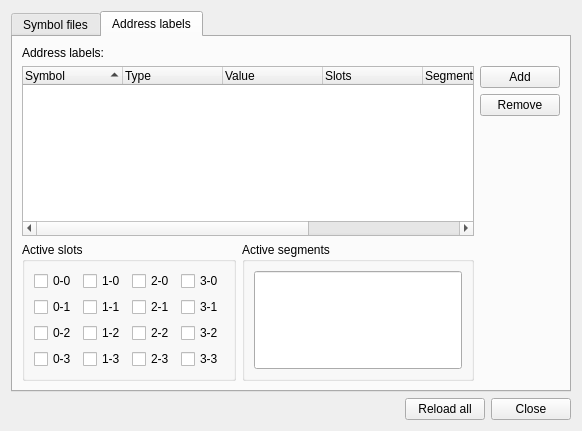
First picture: the form in src/SymbolManager.ui, repository openMSX/debugger, before the edit.
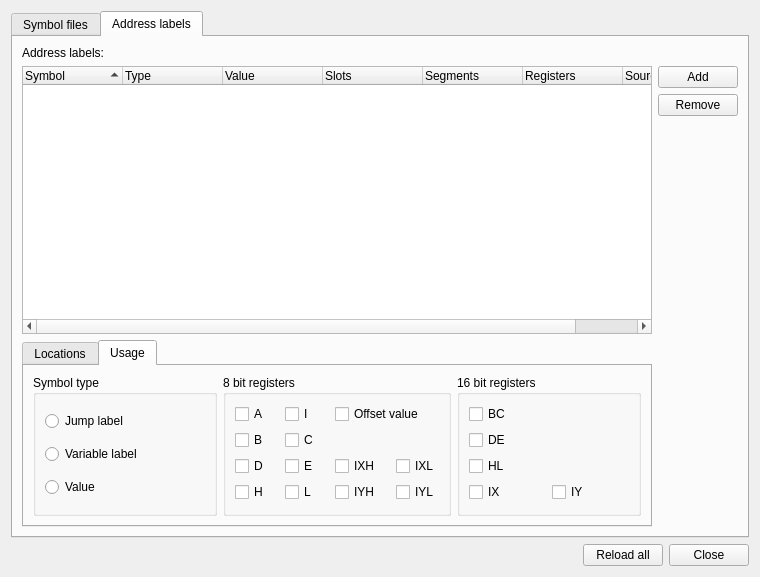
Second picture: the form after the edit. The open tabs and pages were chosen to show the change.

Commit message: Added register selection to symbol manager.

Diff of the .ui file:
```diff
--- a/src/SymbolManager.ui
+++ b/src/SymbolManager.ui
@@ -5,8 +5,8 @@
    <rect>
     <x>0</x>
     <y>0</y>
-    <width>582</width>
-    <height>431</height>
+    <width>760</width>
+    <height>577</height>
    </rect>
   </property>
   <property name="windowTitle" >
@@ -107,7 +107,109 @@
          </property>
         </widget>
        </item>
+       <item row="1" column="1" >
+        <layout class="QVBoxLayout" >
+         <item>
+          <widget class="QPushButton" name="btnAddSymbol" >
+           <property name="text" >
+            <string>Add</string>
+           </property>
+          </widget>
+         </item>
+         <item>
+          <widget class="QPushButton" name="btnRemoveSymbol" >
+           <property name="text" >
+            <string>Remove</string>
+           </property>
+          </widget>
+         </item>
+         <item>
+          <spacer>
+           <property name="orientation" >
+            <enum>Qt::Vertical</enum>
+           </property>
+           <property name="sizeHint" >
+            <size>
+             <width>20</width>
+             <height>40</height>
+            </size>
+           </property>
+          </spacer>
+         </item>
+        </layout>
+       </item>
+       <item row="1" column="0" >
+        <widget class="QTreeWidget" name="treeLabels" >
+         <property name="selectionMode" >
+          <enum>QAbstractItemView::ExtendedSelection</enum>
+         </property>
+         <property name="rootIsDecorated" >
+          <bool>false</bool>
+         </property>
+         <property name="uniformRowHeights" >
+          <bool>true</bool>
+         </property>
+         <property name="itemsExpandable" >
+          <bool>false</bool>
+         </property>
+         <property name="sortingEnabled" >
+          <bool>true</bool>
+         </property>
+         <property name="allColumnsShowFocus" >
+          <bool>true</bool>
+         </property>
+         <column>
+          <property name="text" >
+           <string>Symbol</string>
+          </property>
+         </column>
+         <column>
+          <property name="text" >
+           <string>Type</string>
+          </property>
+         </column>
+         <column>
+          <property name="text" >
+           <string>Value</string>
+          </property>
+         </column>
+         <column>
+          <property name="text" >
+           <string>Slots</string>
+          </property>
+         </column>
+         <column>
+          <property name="text" >
+           <string>Segments</string>
+          </property>
+         </column>
+         <column>
+          <property name="text" >
+           <string>Registers</string>
+          </property>
+         </column>
+         <column>
+          <property name="text" >
+           <string>Source</string>
+          </property>
+         </column>
+        </widget>
+       </item>
        <item row="2" column="0" >
+        <widget class="QTabWidget" name="tabWidgetSymbols" >
+         <property name="sizePolicy" >
+          <sizepolicy vsizetype="Preferred" hsizetype="Expanding" >
+           <horstretch>0</horstretch>
+           <verstretch>0</verstretch>
+          </sizepolicy>
+         </property>
+         <property name="currentIndex" >
+          <number>0</number>
+         </property>
+         <widget class="QWidget" name="tabLocations" >
+          <attribute name="title" >
+           <string>Locations</string>
+          </attribute>
         <layout class="QHBoxLayout" >
          <item>
           <widget class="QGroupBox" name="groupSlots" >
@@ -278,93 +380,199 @@
           </widget>
          </item>
         </layout>
-       </item>
-       <item row="1" column="1" >
+         </widget>
+         <widget class="QWidget" name="tabUsage" >
+          <attribute name="title" >
+           <string>Usage</string>
+          </attribute>
+          <layout class="QHBoxLayout" >
+           <item>
+            <widget class="QGroupBox" name="groupType" >
+             <property name="title" >
+              <string>Symbol type</string>
+             </property>
         <layout class="QVBoxLayout" >
          <item>
-          <widget class="QPushButton" name="btnAddSymbol" >
+               <widget class="QRadioButton" name="radioButton" >
            <property name="text" >
-            <string>Add</string>
+                 <string>Jump label</string>
            </property>
           </widget>
          </item>
          <item>
-          <widget class="QPushButton" name="btnRemoveSymbol" >
+               <widget class="QRadioButton" name="radioButton_2" >
            <property name="text" >
-            <string>Remove</string>
+                 <string>Variable label</string>
            </property>
           </widget>
          </item>
          <item>
-          <spacer>
-           <property name="orientation" >
-            <enum>Qt::Vertical</enum>
-           </property>
-           <property name="sizeHint" >
-            <size>
-             <width>20</width>
-             <height>40</height>
-            </size>
-           </property>
-          </spacer>
-         </item>
-        </layout>
-       </item>
-       <item row="1" column="0" >
-        <widget class="QTreeWidget" name="treeLabels" >
-         <property name="selectionMode" >
-          <enum>QAbstractItemView::ExtendedSelection</enum>
-         </property>
-         <property name="rootIsDecorated" >
-          <bool>false</bool>
-         </property>
-         <property name="uniformRowHeights" >
-          <bool>true</bool>
-         </property>
-         <property name="itemsExpandable" >
-          <bool>false</bool>
-         </property>
-         <property name="sortingEnabled" >
-          <bool>true</bool>
-         </property>
-         <property name="allColumnsShowFocus" >
-          <bool>true</bool>
-         </property>
-         <column>
-          <property name="text" >
-           <string>Symbol</string>
-          </property>
-         </column>
-         <column>
-          <property name="text" >
-           <string>Type</string>
-          </property>
-         </column>
-         <column>
+               <widget class="QRadioButton" name="radioButton_3" >
           <property name="text" >
            <string>Value</string>
           </property>
-         </column>
-         <column>
+               </widget>
+              </item>
+             </layout>
+            </widget>
+           </item>
+           <item>
+            <widget class="QGroupBox" name="groupRegs8" >
+             <property name="title" >
+              <string>8 bit registers</string>
+             </property>
+             <layout class="QHBoxLayout" >
+              <item>
+               <layout class="QGridLayout" >
+                <property name="horizontalSpacing" >
+                 <number>16</number>
+                </property>
+                <item row="0" column="0" >
+                 <widget class="QCheckBox" name="chkRegA" >
           <property name="text" >
-           <string>Slots</string>
-          </property>
-         </column>
-         <column>
+                   <string>A</string>
+                  </property>
+                 </widget>
+                </item>
+                <item row="0" column="1" >
+                 <widget class="QCheckBox" name="chkRegI" >
           <property name="text" >
-           <string>Segments</string>
-          </property>
-         </column>
-         <column>
+                   <string>I</string>
+                  </property>
+                 </widget>
+                </item>
+                <item row="0" column="2" colspan="2" >
+                 <widget class="QCheckBox" name="chkRegOffset" >
           <property name="text" >
-           <string>Code range</string>
-          </property>
-         </column>
-         <column>
+                   <string>Offset value</string>
+                  </property>
+                 </widget>
+                </item>
+                <item row="1" column="0" >
+                 <widget class="QCheckBox" name="chkRegB" >
           <property name="text" >
-           <string>Source</string>
-          </property>
-         </column>
+                   <string>B</string>
+                  </property>
+                 </widget>
+                </item>
+                <item row="1" column="1" >
+                 <widget class="QCheckBox" name="chkRegC" >
+                  <property name="text" >
+                   <string>C</string>
+                  </property>
+                 </widget>
+                </item>
+                <item row="2" column="0" >
+                 <widget class="QCheckBox" name="chkRegD" >
+                  <property name="text" >
+                   <string>D</string>
+                  </property>
+                 </widget>
+                </item>
+                <item row="2" column="1" >
+                 <widget class="QCheckBox" name="chkRegE" >
+                  <property name="text" >
+                   <string>E</string>
+                  </property>
+                 </widget>
+                </item>
+                <item row="2" column="2" >
+                 <widget class="QCheckBox" name="chkRegIXH" >
+                  <property name="text" >
+                   <string>IXH</string>
+                  </property>
+                 </widget>
+                </item>
+                <item row="2" column="3" >
+                 <widget class="QCheckBox" name="chkRegIXL" >
+                  <property name="text" >
+                   <string>IXL</string>
+                  </property>
+                 </widget>
+                </item>
+                <item row="3" column="0" >
+                 <widget class="QCheckBox" name="chkRegH" >
+                  <property name="text" >
+                   <string>H</string>
+                  </property>
+                 </widget>
+                </item>
+                <item row="3" column="1" >
+                 <widget class="QCheckBox" name="chkRegL" >
+                  <property name="text" >
+                   <string>L</string>
+                  </property>
+                 </widget>
+                </item>
+                <item row="3" column="2" >
+                 <widget class="QCheckBox" name="chkRegIYH" >
+                  <property name="text" >
+                   <string>IYH</string>
+                  </property>
+                 </widget>
+                </item>
+                <item row="3" column="3" >
+                 <widget class="QCheckBox" name="chkRegIYL" >
+                  <property name="text" >
+                   <string>IYL</string>
+                  </property>
+                 </widget>
+                </item>
+               </layout>
+              </item>
+             </layout>
+            </widget>
+           </item>
+           <item>
+            <widget class="QGroupBox" name="groupRegs16" >
+             <property name="title" >
+              <string>16 bit registers</string>
+             </property>
+             <layout class="QHBoxLayout" >
+              <item>
+               <layout class="QGridLayout" >
+                <item row="0" column="0" >
+                 <widget class="QCheckBox" name="chkRegBC" >
+                  <property name="text" >
+                   <string>BC</string>
+                  </property>
+                 </widget>
+                </item>
+                <item row="1" column="0" >
+                 <widget class="QCheckBox" name="chkRegDE" >
+                  <property name="text" >
+                   <string>DE</string>
+                  </property>
+                 </widget>
+                </item>
+                <item row="2" column="0" >
+                 <widget class="QCheckBox" name="chkRegHL" >
+                  <property name="text" >
+                   <string>HL</string>
+                  </property>
+                 </widget>
+                </item>
+                <item row="3" column="0" >
+                 <widget class="QCheckBox" name="chkRegIX" >
+                  <property name="text" >
+                   <string>IX</string>
+                  </property>
+                 </widget>
+                </item>
+                <item row="3" column="1" >
+                 <widget class="QCheckBox" name="chkRegIY" >
+                  <property name="text" >
+                   <string>IY</string>
+                  </property>
+                 </widget>
+                </item>
+               </layout>
+              </item>
+             </layout>
+            </widget>
+           </item>
+          </layout>
+         </widget>
         </widget>
        </item>
       </layout>
```
Lines whose indentation alone changed are shown as unchanged. The commit also changes 5 other files.
